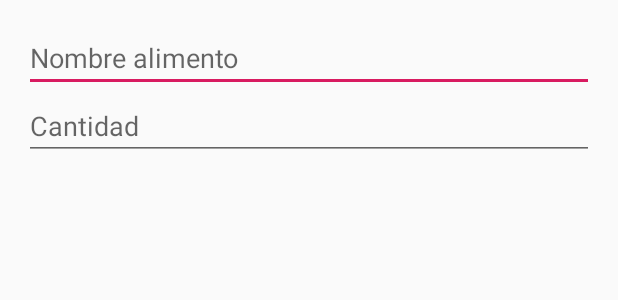
After one commit to bovacu/Foodamental, an Android app: the layout anadir_lista_compra_activity.xml on its own in the app's theme, with its tools: preview values and no code run, on a phone screen of 412 x 824 dp. The commit adds this screen. Shown: the top 300 px of the screen. Run offline under Robolectric (Android 15) with nearby library versions, the phone set to English and light mode, and no system bars.

Commit message:
Rama FRANCO

```diff
--- a/app/build.gradle
+++ b/app/build.gradle
@@ -25,6 +25,9 @@ dependencies {
     implementation 'com.android.support:appcompat-v7:28.0.0'
     implementation 'com.android.support.constraint:constraint-layout:1.1.3'
     implementation 'com.google.firebase:firebase-auth:16.0.3'
+    implementation 'com.google.firebase:firebase-auth:16.0.5'
+    implementation 'com.google.firebase:firebase-database:16.0.1'
+    implementation 'com.google.firebase:firebase-database:16.0.4'
     testImplementation 'junit:junit:4.12'
     androidTestImplementation 'com.android.support.test:runner:1.0.2'
     androidTestImplementation 'com.android.support.test.espresso:espresso-core:3.0.2'
--- /dev/null
+++ b/app/src/main/res/layout/anadir_lista_compra_activity.xml
@@ -0,0 +1,23 @@
+<?xml version="1.0" encoding="utf-8"?>
+<RelativeLayout xmlns:android="http://schemas.android.com/apk/res/android"
+    xmlns:tools="http://schemas.android.com/tools"
+    android:layout_width="match_parent" android:layout_height="match_parent"
+    android:padding="16dp">
+
+    <EditText
+        android:id="@+id/nombreAli"
+        android:layout_width="match_parent"
+        android:layout_height="wrap_content"
+        android:hint="Nombre alimento"
+        android:inputType="" />
+
+    <EditText
+        android:id="@+id/cantidad"
+        android:layout_width="match_parent"
+        android:layout_height="wrap_content"
+        android:digits="0123456789."
+        android:inputType="numberDecimal"
+        android:hint="Cantidad"
+        android:layout_below="@+id/nombreAli" />
+
+</RelativeLayout>
--- a/build.gradle
+++ b/build.gradle
@@ -7,7 +7,7 @@ buildscript {
         jcenter()
     }
     dependencies {
-        classpath 'com.android.tools.build:gradle:3.3.2'
+        classpath 'com.android.tools.build:gradle:3.4.0'
         classpath 'com.google.gms:google-services:4.2.0'
         // NOTE: Do not place your application dependencies here; they belong
         // in the individual module build.gradle files
```
Also changed, not shown: app/src/main/java/com/example/bovazque/registro_activity/AnadirAlimentoDialog.java (added, +68 -0 lines), app/src/main/java/com/example/bovazque/registro_activity/Lista_activity.java (+26 -9 lines), gradle/wrapper/gradle-wrapper.properties.
